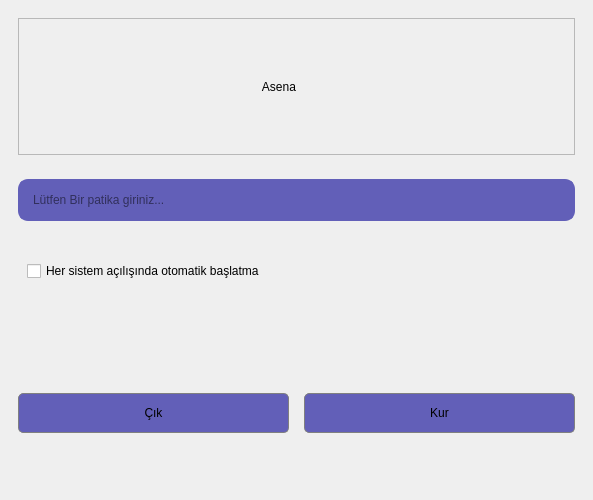
This is ui/setup.ui in dotPEEKs/asena as Qt 5 draws it before an edit. The edited form follows.
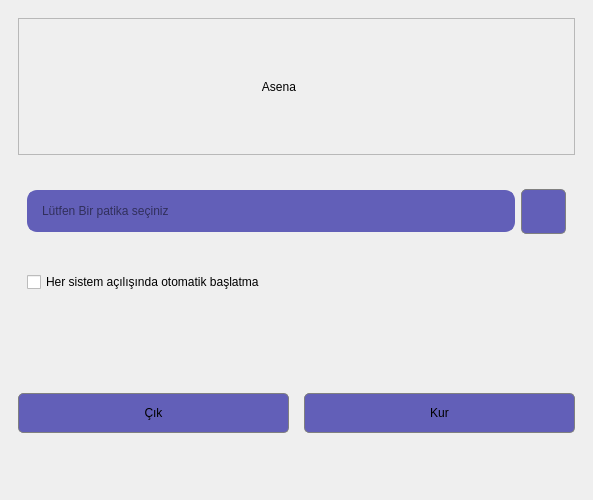
This is the edited form. Icons and pictures are not drawn.

```diff
--- a/ui/setup.ui
+++ b/ui/setup.ui
@@ -154,10 +154,48 @@
         </property>
         <layout class="QVBoxLayout" name="verticalLayout_2">
          <item>
-          <widget class="QLineEdit" name="setup_path">
-           <property name="placeholderText">
-            <string>Lütfen Bir patika giriniz...</string>
+          <widget class="QFrame" name="frame_4">
+           <property name="frameShape">
+            <enum>QFrame::Shape::NoFrame</enum>
            </property>
+           <property name="frameShadow">
+            <enum>QFrame::Shadow::Raised</enum>
+           </property>
+           <layout class="QHBoxLayout" name="horizontalLayout_5">
+            <item>
+             <widget class="QLineEdit" name="path_line_edit">
+              <property name="readOnly">
+               <bool>true</bool>
+              </property>
+              <property name="placeholderText">
+               <string>Lütfen Bir patika seçiniz</string>
+              </property>
+             </widget>
+            </item>
+            <item>
+             <widget class="QPushButton" name="file_dialog_btn">
+              <property name="minimumSize">
+               <size>
+                <width>45</width>
+                <height>45</height>
+               </size>
+              </property>
+              <property name="text">
+               <string/>
+              </property>
+              <property name="icon">
+               <iconset resource="../assets/assets.qrc">
+                <normaloff>:/resources/folder32px.png</normaloff>:/resources/folder32px.png</iconset>
+              </property>
+              <property name="iconSize">
+               <size>
+                <width>32</width>
+                <height>32</height>
+               </size>
+              </property>
+             </widget>
+            </item>
+           </layout>
           </widget>
          </item>
          <item>
```
Left out of the diff: 12 changed lines with no effect on the pictures.
